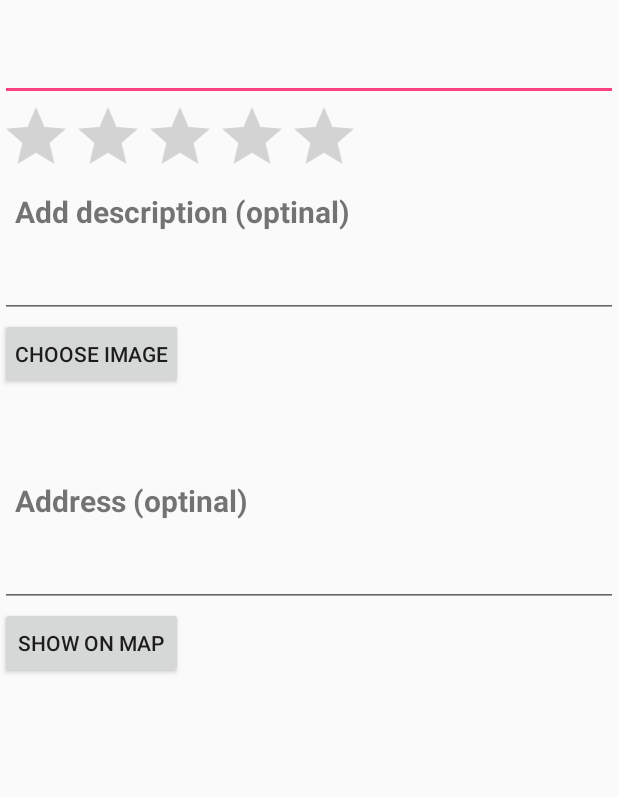
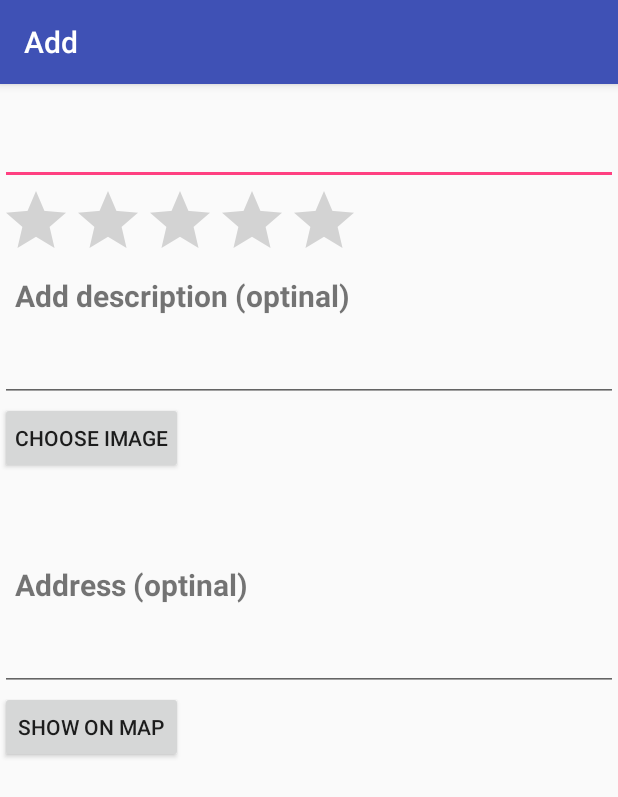
Before and after one commit to AlenKir/CafesApp, an Android app: the AddActivity screen opened directly, with no data from a screen before it, on a phone screen of 412 x 824 dp. Shown: the top 797 px of the screen. Run offline under Robolectric (Android 15) with nearby library versions, the phone set to English and light mode, and no system bars.

Commit message:
favorites activity

```diff
--- a/app/src/main/AndroidManifest.xml
+++ b/app/src/main/AndroidManifest.xml
@@ -29,6 +29,9 @@
         <activity
             android:name=".MapsActivity"
             android:label="Map" />
+        <activity
+            android:name=".FavoriteActivity"
+            android:label="Favorite" />
 
         <meta-data
             android:name="com.google.android.geo.API_KEY"
--- a/app/src/main/res/layout/activity_add.xml
+++ b/app/src/main/res/layout/activity_add.xml
@@ -2,9 +2,25 @@
 <LinearLayout xmlns:android="http://schemas.android.com/apk/res/android"
     android:layout_width="match_parent"
     android:layout_height="match_parent"
+    xmlns:app="http://schemas.android.com/apk/res-auto"
     android:orientation="vertical"
     xmlns:tools="http://schemas.android.com/tools"
     tools:context="com.example.alena_adm.cafesapp.AddActivity">
+
+    <android.support.design.widget.AppBarLayout
+        android:layout_width="match_parent"
+        android:layout_height="wrap_content"
+        android:theme="@style/AppTheme.AppBarOverlay">
+
+        <android.support.v7.widget.Toolbar
+            android:id="@+id/toolbar"
+            android:layout_width="match_parent"
+            android:layout_height="?attr/actionBarSize"
+            android:background="?attr/colorPrimary"
+            app:popupTheme="@style/AppTheme.PopupOverlay"
+            app:title="Add" />
+
+    </android.support.design.widget.AppBarLayout>
 
     <EditText
         android:layout_width="match_parent"
```
Also changed, not shown: app/src/main/java/com/example/alena_adm/cafesapp/FavoriteActivity.java (+10 -1 lines), app/src/main/res/layout/favorite_activity.xml (added, +58 -0 lines).
